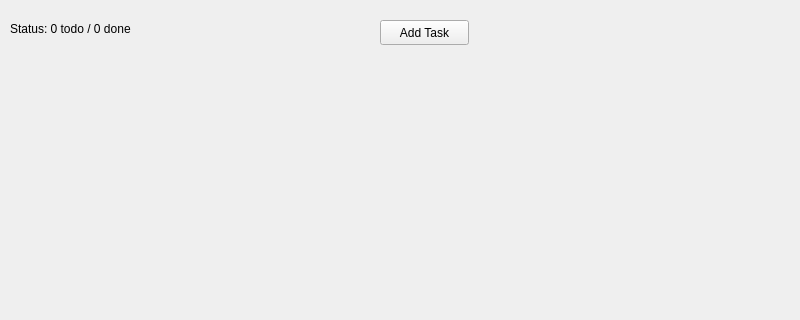
The window that MainWindow/mainwindow.ui (dlee67/FifthPracticeBucket) describes before a commit, drawn with Qt 5; both pictures show x 0 to 800 and y 0 to 320 of the 800 by 600 pixel window.
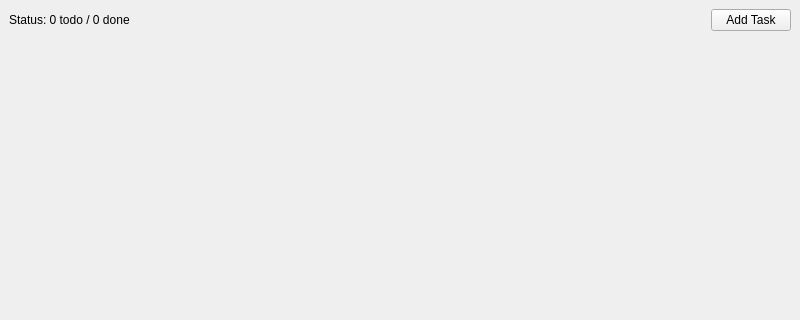
The same window after the commit.

```diff
--- a/MainWindow/mainwindow.ui
+++ b/MainWindow/mainwindow.ui
@@ -14,32 +14,55 @@
    <string>MainWindow</string>
   </property>
   <widget class="QWidget" name="centralwidget">
+   <layout class="QVBoxLayout" name="verticalLayout">
+    <item>
+     <layout class="QHBoxLayout" name="toolbarLayout">
+      <item>
    <widget class="QLabel" name="statusLabel">
-    <property name="geometry">
-     <rect>
-      <x>10</x>
-      <y>20</y>
-      <width>161</width>
-      <height>17</height>
-     </rect>
-    </property>
     <property name="text">
      <string>Status: 0 todo / 0 done</string>
     </property>
    </widget>
+      </item>
+      <item>
+       <spacer name="horizontalSpacer">
+        <property name="orientation">
+         <enum>Qt::Horizontal</enum>
+        </property>
+        <property name="sizeHint" stdset="0">
+         <size>
+          <width>779</width>
+          <height>20</height>
+         </size>
+        </property>
+       </spacer>
+      </item>
+      <item>
    <widget class="QPushButton" name="addTaskButton">
-    <property name="geometry">
-     <rect>
-      <x>380</x>
-      <y>20</y>
-      <width>89</width>
-      <height>25</height>
-     </rect>
-    </property>
     <property name="text">
      <string>Add Task</string>
     </property>
    </widget>
+      </item>
+     </layout>
+    </item>
+    <item>
+     <layout class="QVBoxLayout" name="tasksLayout"/>
+    </item>
+    <item>
+     <spacer name="verticalSpacer">
+      <property name="orientation">
+       <enum>Qt::Vertical</enum>
+      </property>
+      <property name="sizeHint" stdset="0">
+       <size>
+        <width>20</width>
+        <height>40</height>
+       </size>
+      </property>
+     </spacer>
+    </item>
+   </layout>
   </widget>
   <widget class="QMenuBar" name="menubar">
    <property name="geometry">
```
Lines whose indentation alone changed are shown as unchanged.
